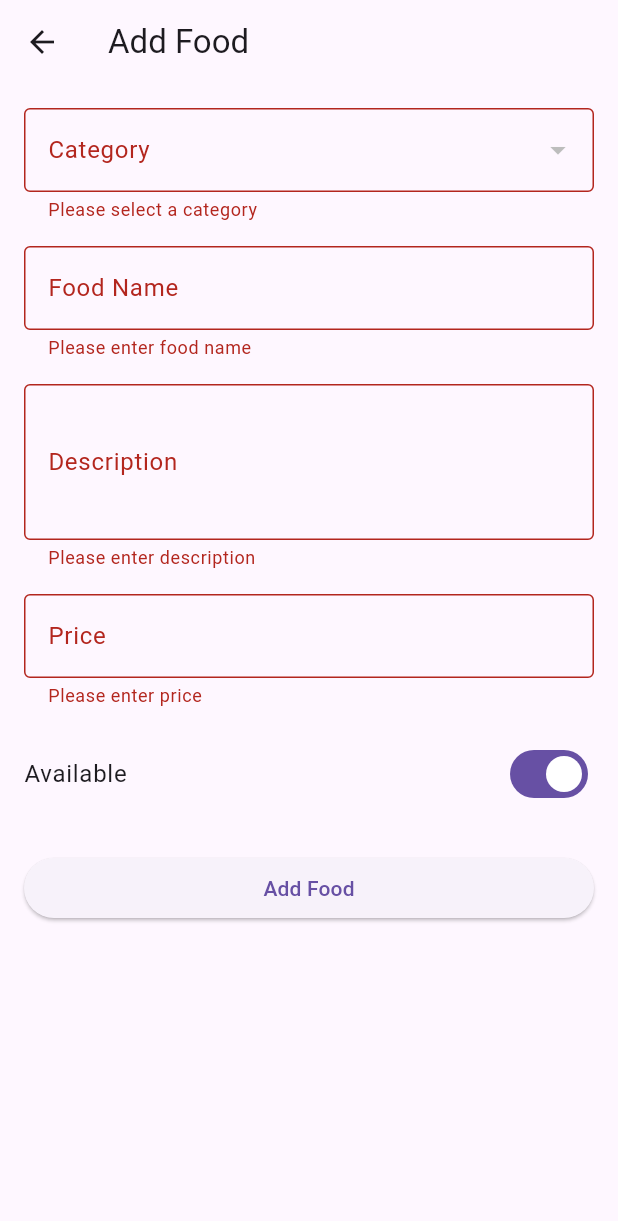
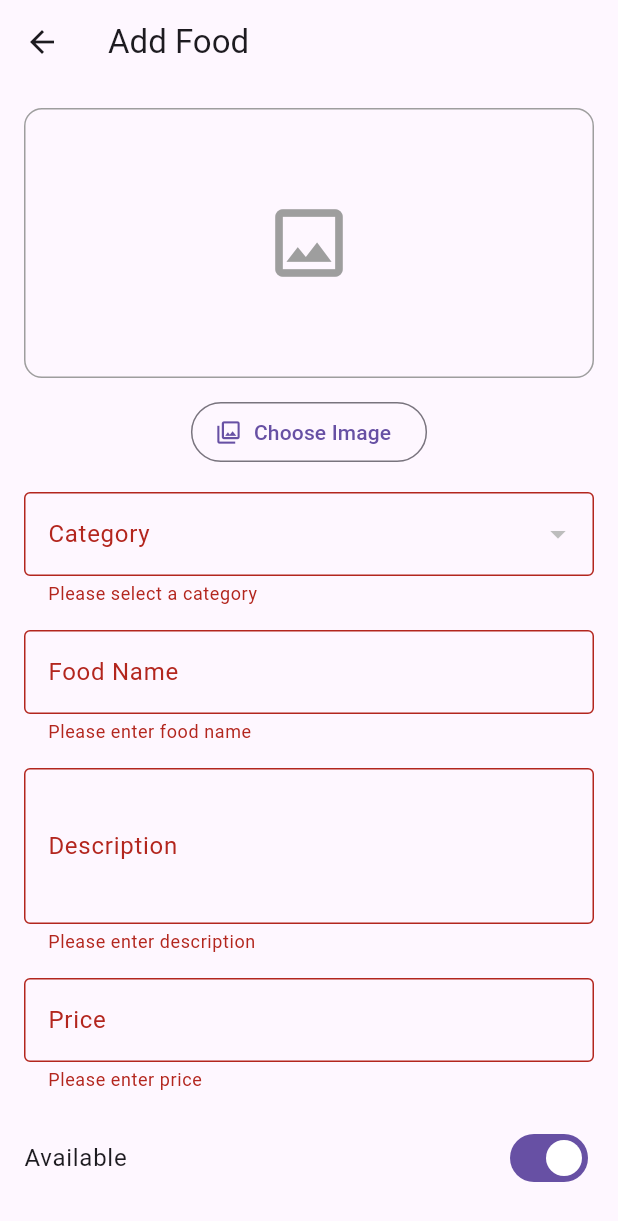
Before and after one commit to RawalAnuma/restaurant_management_app, a Flutter app: the CreateFoodScreen screen opened directly, after a tap on "Add Food", on a phone screen of 412 x 824 dp. Shown: the top 1221 px of the screen. Run offline on Flutter 3.47's test engine with Material 3 defaults, Android fonts, the light colour scheme and no system bars; our stand-ins replace image_picker, shared_preferences; accounts and stored records are empty; network calls fail.

Commit message:
feat: add food image picker

```diff
--- a/lib/screens/create_food_screen.dart
+++ b/lib/screens/create_food_screen.dart
@@ -1,3 +1,6 @@
+import 'dart:io';
+
+import 'package:image_picker/image_picker.dart';
 import 'package:flutter/material.dart';
 import 'package:provider/provider.dart';
 import 'package:restaurant_management_app/models/category_model.dart';
@@ -20,6 +23,21 @@
 
   CategoryModel? _selectedCategory;
   bool _status = true;
+  File? _selectedImage;
+
+  Future<void> _pickImage() async {
+    final picker = ImagePicker();
+
+    final pickedFile = await picker.pickImage(source: ImageSource.gallery);
+
+    if (pickedFile == null) {
+      return;
+    }
+
+    setState(() {
+      _selectedImage = File(pickedFile.path);
+    });
+  }
 
   @override
   void initState() {
@@ -51,6 +69,47 @@
           key: _formKey,
           child: ListView(
             children: [
+              Center(
+                child: Column(
+                  children: [
+                    if (_selectedImage != null)
+                      ClipRRect(
+                        borderRadius: BorderRadius.circular(12),
+                        child: Image.file(
+                          _selectedImage!,
+                          height: 180,
+                          width: double.infinity,
+                          fit: BoxFit.cover,
+                        ),
+                      )
+                    else
+                      Container(
+                        height: 180,
+                        width: double.infinity,
+                        decoration: BoxDecoration(
+                          border: Border.all(color: Colors.grey),
+                          borderRadius: BorderRadius.circular(12),
+                        ),
+                        child: const Icon(
+                          Icons.image_outlined,
+                          size: 60,
+                          color: Colors.grey,
+                        ),
+                      ),
+
+                    const SizedBox(height: 12),
+
+                    OutlinedButton.icon(
+                      onPressed: _pickImage,
+                      icon: const Icon(Icons.photo_library_outlined),
+                      label: const Text('Choose Image'),
+                    ),
+                  ],
+                ),
+              ),
+
+              const SizedBox(height: 16),
+
               Consumer<CategoryProvider>(
                 builder: (context, categoryProvider, child) {
                   if (categoryProvider.isLoading) {
@@ -167,15 +226,24 @@
                     return;
                   }
 
+                  if (_selectedImage == null) {
+                    ScaffoldMessenger.of(context).showSnackBar(
+                      const SnackBar(
+                        content: Text('Please select a food image'),
+                      ),
+                    );
+                    return;
+                  }
+
                   final foodProvider = context.read<FoodProvider>();
 
                   try {
-                    await foodProvider.createFood(
+                    await foodProvider.createFoodWithImage(
                       categoryId: _selectedCategory!.id,
                       name: _nameController.text.trim(),
                       description: _descriptionController.text.trim(),
                       price: double.parse(_priceController.text.trim()),
-                      image: null,
+                      image: _selectedImage!,
                       status: _status,
                     );
 
```
